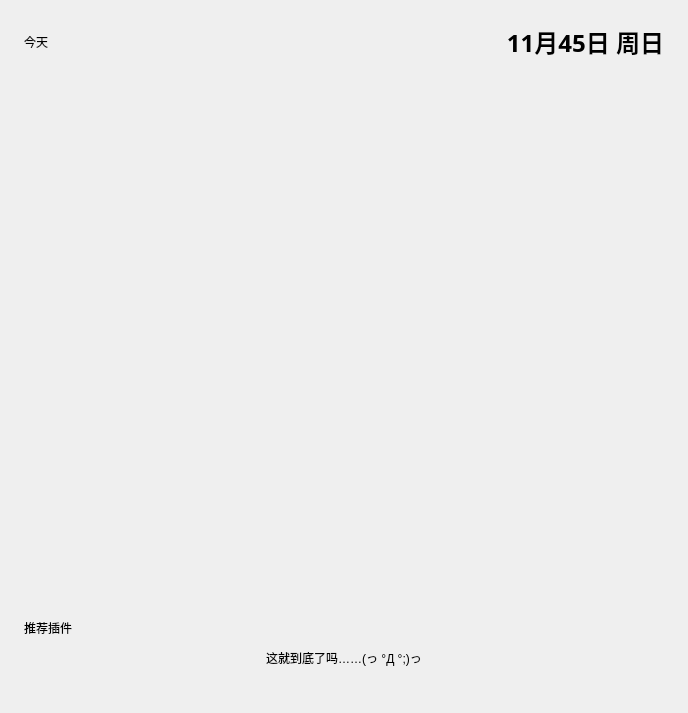
The window that pp-home.ui (RinLit-233-shiroko/Class-Widgets) describes before a commit, drawn with Qt 5.
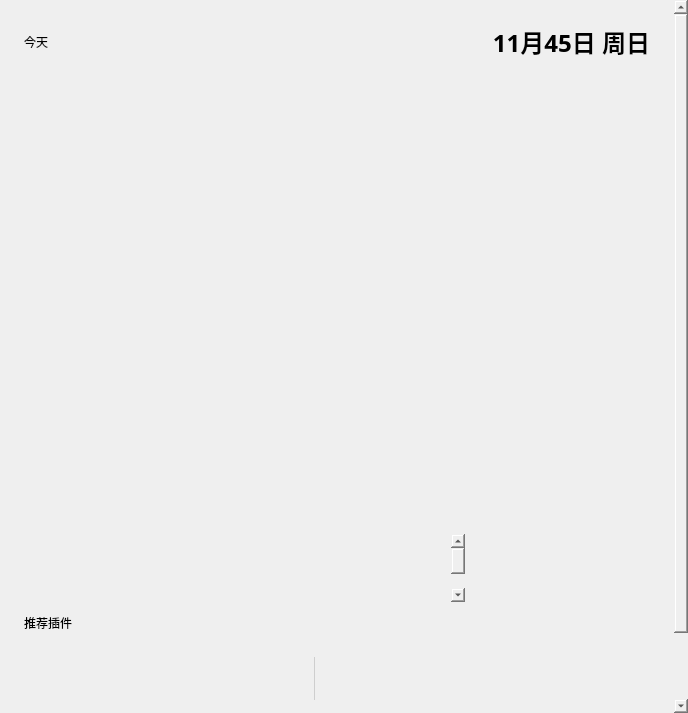
The same window after the commit. Custom widgets are drawn as their Qt base class.

Commit message:
add: - [Plugin]plugin settings page - progressRing in plugin plaza
fix: openProgressDialog animation

```diff
--- a/pp-home.ui
+++ b/pp-home.ui
@@ -52,7 +52,7 @@
         <x>0</x>
         <y>0</y>
         <width>688</width>
-        <height>713</height>
+        <height>778</height>
        </rect>
       </property>
       <layout class="QVBoxLayout" name="verticalLayout_9">
@@ -142,6 +142,16 @@
            <item/>
            <item/>
            <item/>
+           <item/>
+           <item/>
+           <item/>
+           <item/>
+           <item/>
+           <item/>
+           <item/>
+           <item/>
+           <item/>
+           <item/>
           </widget>
          </item>
         </layout>
@@ -156,6 +166,35 @@
        <item>
         <layout class="QGridLayout" name="rec_plugin_grid" rowstretch="0" columnstretch="0"/>
        </item>
+       <item>
+        <layout class="QHBoxLayout" name="progressRingLayout">
+         <property name="leftMargin">
+          <number>0</number>
+         </property>
+         <property name="topMargin">
+          <number>12</number>
+         </property>
+         <property name="bottomMargin">
+          <number>12</number>
+         </property>
+         <item>
+          <widget class="IndeterminateProgressRing" name="load_plugin_progress">
+           <property name="minimumSize">
+            <size>
+             <width>45</width>
+             <height>45</height>
+            </size>
+           </property>
+           <property name="maximumSize">
+            <size>
+             <width>45</width>
+             <height>45</height>
+            </size>
+           </property>
+          </widget>
+         </item>
+        </layout>
+       </item>
        <item>
         <widget class="BodyLabel" name="BodyLabel">
          <property name="text">
@@ -240,6 +279,11 @@
    <extends>QLabel</extends>
    <header>qfluentwidgets</header>
   </customwidget>
+  <customwidget>
+   <class>IndeterminateProgressRing</class>
+   <extends>QProgressBar</extends>
+   <header>qfluentwidgets</header>
+  </customwidget>
   <customwidget>
    <class>HorizontalFlipView</class>
    <extends>QListWidget</extends>
```
The commit also changes 12 other files.
